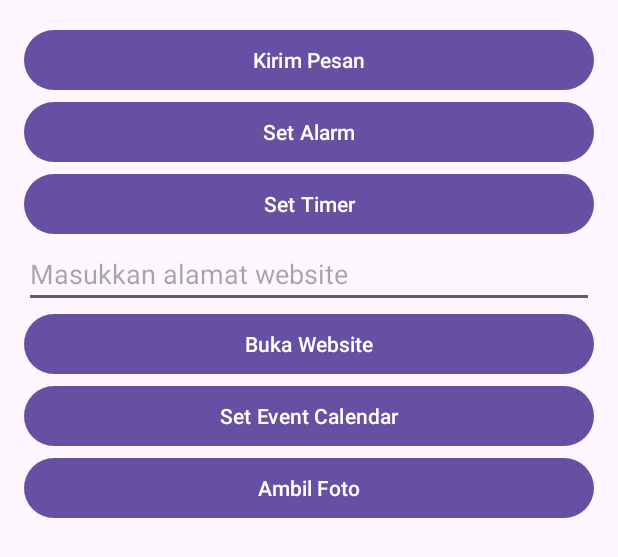
After one commit to Moofien/PabaMateri, an Android app: the layout activity_implisit.xml on its own in the app's theme, with its tools: preview values and no code run, on a phone screen of 412 x 824 dp. The commit adds this screen. Shown: the top 557 px of the screen. Run offline under Robolectric (Android 15) with nearby library versions, the phone set to English and light mode, and no system bars.

Commit message:
Implisit

```diff
--- a/app/src/main/AndroidManifest.xml
+++ b/app/src/main/AndroidManifest.xml
@@ -11,6 +11,12 @@
         android:roundIcon="@mipmap/ic_launcher_round"
         android:supportsRtl="true"
         android:theme="@style/Theme.PabaMateri">
+        <activity
+            android:name=".p_implisit.ImplisitActivity"
+            android:exported="false" />
+        <activity
+            android:name=".ImplisitActivity"
+            android:exported="false" />
         <activity
             android:name=".p_explisit.ExplisitActivity5"
             android:exported="false" />
--- a/app/src/main/java/com/example/pabamateri/p_explisit/ExplisitActivity.kt
+++ b/app/src/main/java/com/example/pabamateri/p_explisit/ExplisitActivity.kt
@@ -75,8 +75,8 @@ class ExplisitActivity : AppCompatActivity() {
             startActivity(intentWithData)
         }
 
-        isiPegawai.add(Pegawai(1,"Anita","Test"))
-        isiPegawai.add(Pegawai(2, "Titik", "Market"))
+        isiPegawai.add(Pegawai(1,"Test","Test"))
+        isiPegawai.add(Pegawai(2, "Test2", "Market"))
 
         _btnExplisit3.setOnClickListener {
             val intentWithData = Intent(
--- /dev/null
+++ b/app/src/main/res/layout/activity_implisit.xml
@@ -0,0 +1,58 @@
+<?xml version="1.0" encoding="utf-8"?>
+<LinearLayout xmlns:android="http://schemas.android.com/apk/res/android"
+    android:id="@+id/implisit"
+    android:layout_width="match_parent"
+    android:layout_height="match_parent"
+    android:orientation="vertical"
+    android:padding="16dp">
+
+    <Button
+        android:id="@+id/btnKirimPesan"
+        android:layout_width="match_parent"
+        android:layout_height="wrap_content"
+        android:text="Kirim Pesan" />
+
+    <Button
+        android:id="@+id/btnSetAlarm"
+        android:layout_width="match_parent"
+        android:layout_height="wrap_content"
+        android:text="Set Alarm" />
+
+    <Button
+        android:id="@+id/btnSetTimer"
+        android:layout_width="match_parent"
+        android:layout_height="wrap_content"
+        android:text="Set Timer" />
+
+    <EditText
+        android:id="@+id/tvAlamat"
+        android:layout_width="match_parent"
+        android:layout_height="wrap_content"
+        android:hint="Masukkan alamat website"/>
+
+    <Button
+        android:id="@+id/btnOpenURL"
+        android:layout_width="match_parent"
+        android:layout_height="wrap_content"
+        android:text="Buka Website" />
+
+    <Button
+        android:id="@+id/btnSetEvent"
+        android:layout_width="match_parent"
+        android:layout_height="wrap_content"
+        android:text="Set Event Calendar" />
+
+    <Button
+        android:id="@+id/btnGetPhoto"
+        android:layout_width="match_parent"
+        android:layout_height="wrap_content"
+        android:text="Ambil Foto" />
+
+    <ImageView
+        android:id="@+id/ivHasil"
+        android:layout_width="200dp"
+        android:layout_height="200dp"
+        android:layout_gravity="center"
+        android:scaleType="centerCrop" />
+
+</LinearLayout>
```
Also changed, not shown: app/src/main/java/com/example/pabamateri/p_implisit/ImplisitActivity.kt (added, +134 -0 lines).
